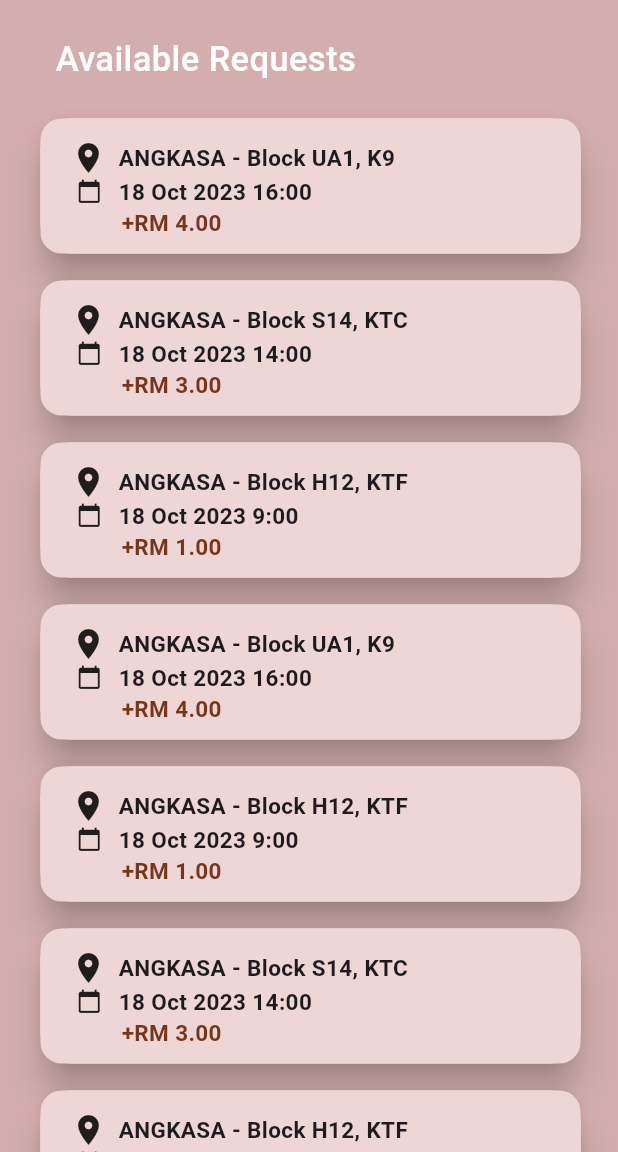
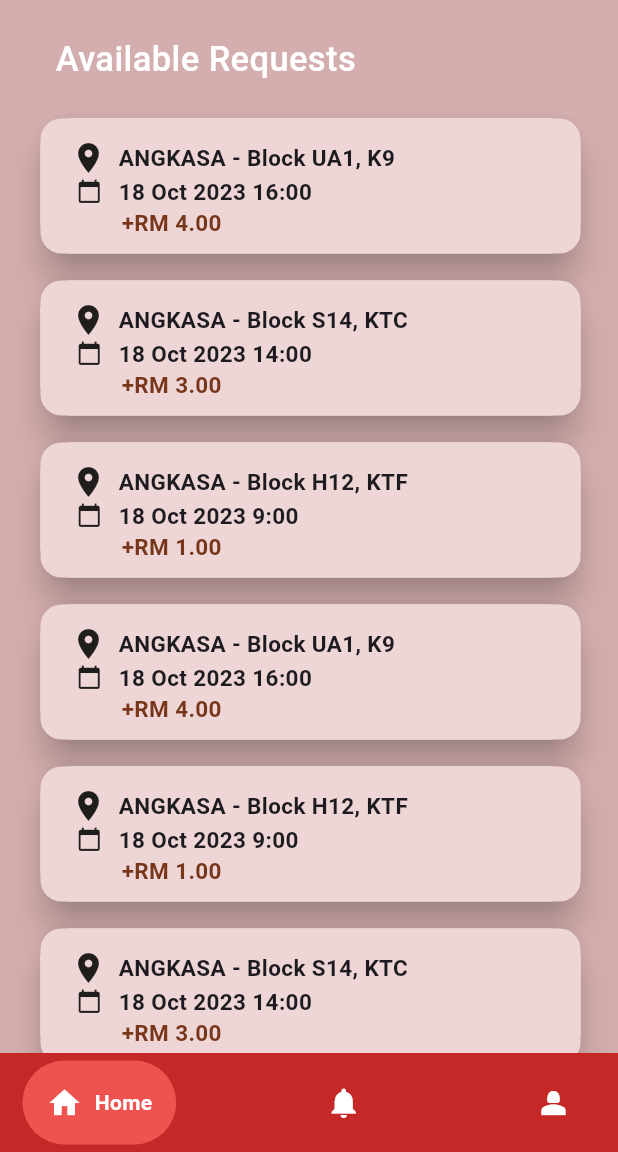
Before and after one commit to NotWai/UTMDash, a Flutter app: the screen it shows after launch, in the side drawer, after a tap on "View Page", on a phone screen of 412 x 824 dp, the part 84-1236 px from its top. Run offline on Flutter 3.47's test engine with Material 3 defaults, Android fonts, the light colour scheme and no system bars; drawn by our look-alikes of google_nav_bar; our stand-ins replace carousel_slider, cloud_firestore, firebase_auth, firebase_core, image_picker; accounts and stored records are empty; Roboto replaces fonts that are missing (Grotesco).

Commit message:
Fix files

```diff
--- a/App/utm_dash/lib/IntroPage.dart
+++ b/App/utm_dash/lib/IntroPage.dart
@@ -1,6 +1,6 @@
 import 'package:flutter/material.dart';
-import 'package:test2/CustLoginPage.dart';
-import 'package:test2/HomePage.dart';
+import 'package:utm_dash/CustLoginPage.dart';
+import 'package:utm_dash/HomePage.dart';
 import 'package:carousel_slider/carousel_slider.dart';
 
 class IntroPage extends StatefulWidget {
--- a/App/utm_dash/lib/edit_profile.dart
+++ b/App/utm_dash/lib/edit_profile.dart
@@ -1,5 +1,5 @@
 import 'package:flutter/material.dart';
-import 'package:utm_dash/main_screen/profile_screen.dart';
+import 'package:utm_dash/profile_screen.dart';
 
 class EditProfile extends StatefulWidget {
   const EditProfile({super.key});
--- a/App/utm_dash/lib/main.dart
+++ b/App/utm_dash/lib/main.dart
@@ -2,6 +2,7 @@
 
 import 'package:flutter/material.dart';
 import 'package:utm_dash/HomePage.dart';
+import 'package:utm_dash/IntroPage.dart';
 import 'package:utm_dash/request_box.dart';
 import 'package:utm_dash/request_details.dart';
 import 'package:utm_dash/signup.dart';
--- a/App/utm_dash/lib/view_runner_page.dart
+++ b/App/utm_dash/lib/view_runner_page.dart
@@ -1,5 +1,10 @@
+// ignore_for_file: prefer_const_constructors
+
 import 'package:flutter/material.dart';
+import 'package:utm_dash/signup.dart';
 import 'request_box.dart';
+import 'package:google_nav_bar/google_nav_bar.dart';
+
 
 class MyApp extends StatefulWidget {
   const MyApp({Key? key}) : super(key: key);
@@ -68,6 +73,41 @@
     return MaterialApp(
       debugShowCheckedModeBanner: false,
       home: Scaffold(
+        bottomNavigationBar: Container(
+        color: Colors.red[800],
+        child: Padding(
+          padding: const EdgeInsets.symmetric(horizontal: 15, vertical: 5),
+          child: GNav(
+            color: Colors.white,
+            activeColor: Colors.white,
+            tabBackgroundColor: Colors.red.shade400,
+            padding: EdgeInsets.all(16),
+            tabs: [
+              GButton(
+                gap: 8,
+                icon: Icons.home,
+                text: 'Home',
+                onPressed: (){
+                  Navigator.push(
+                    context,
+                    MaterialPageRoute(builder: (context) => SignUp()),
+                  );
+                },
+              ),
+              GButton(
+                gap: 8,
+                icon: Icons.notifications,
+                text: 'Notifications',
+              ),
+              GButton(
+                gap: 8,
+                icon: Icons.person_2,
+                text: 'Profile',
+              ),
+            ],
+          ),
+        ),
+      ),
         body: ListView(
           scrollDirection: Axis.vertical,
           children: [
--- a/App/utm_dash/pubspec.yaml
+++ b/App/utm_dash/pubspec.yaml
@@ -41,6 +41,8 @@
   cloud_firestore: ^4.13.1
   provider: ^6.1.1
   flutter_spinkit: ^5.2.0
+  image_picker: ^1.0.4
+  carousel_slider: ^4.2.1
 
 
 dev_dependencies:
```
Also changed, not shown: App/utm_dash/lib/profile_screen.dart (+49 -3 lines), App/utm_dash/lib/viewCustomerPage.dart (+7 -0 lines), App/utm_dash/pubspec.lock, 8 other files.
